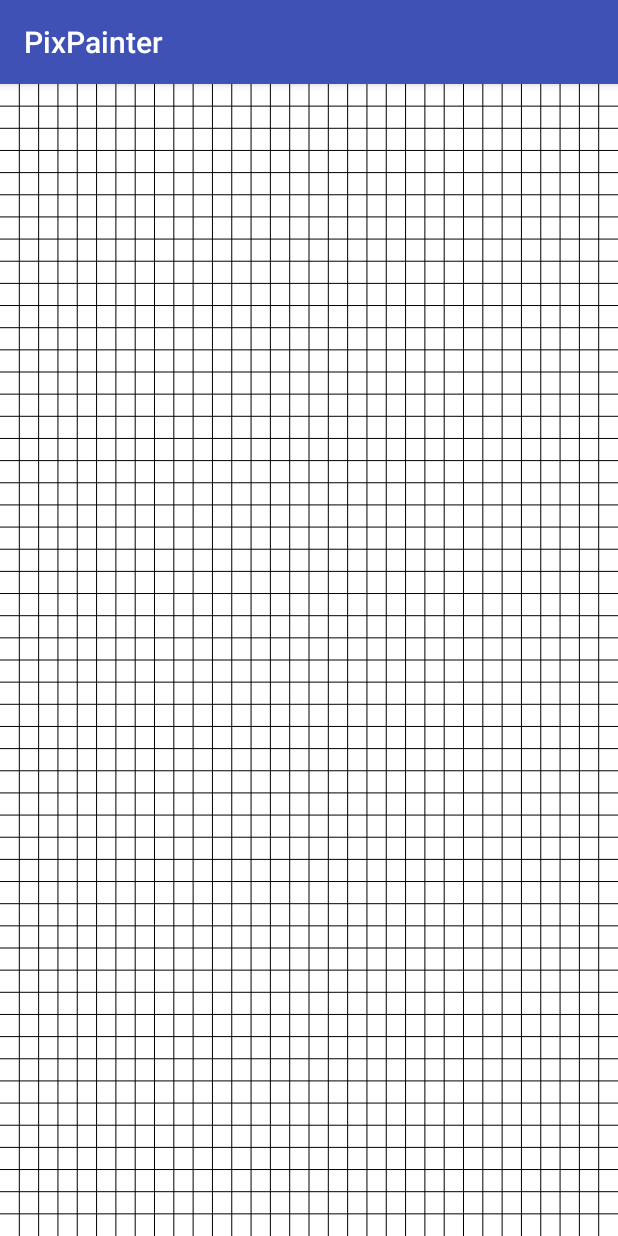
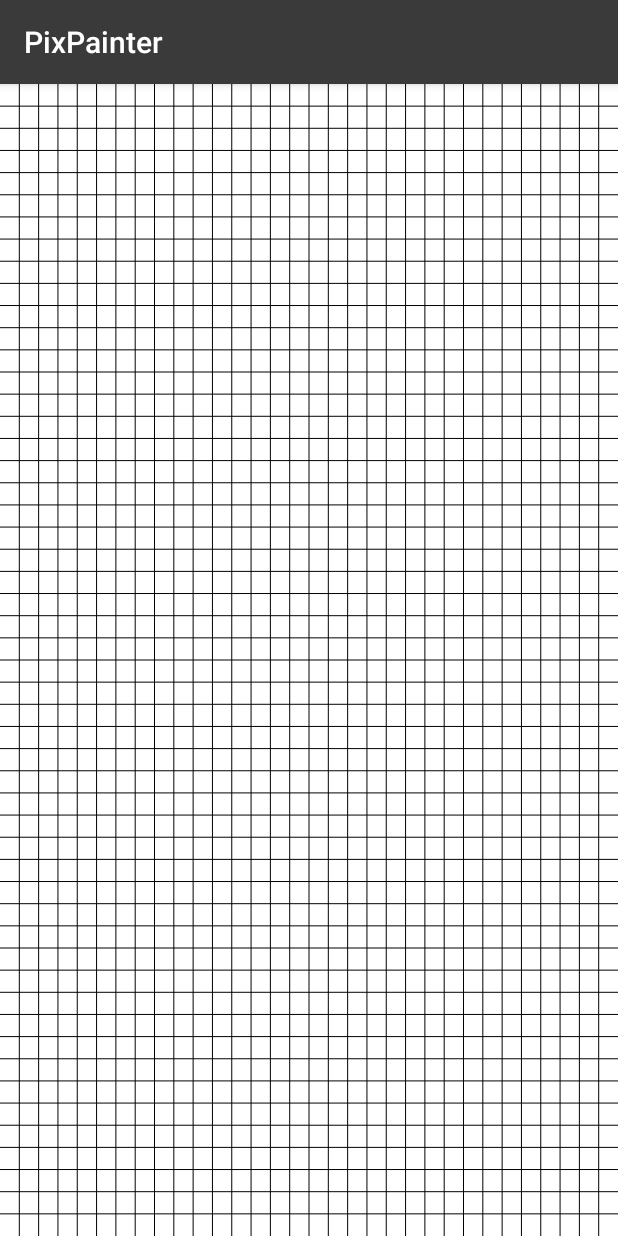
Before and after one commit to juusojpak/PixPainter, an Android app: the screen it shows after launch (MainActivity), on a phone screen of 412 x 824 dp. Run offline under Robolectric (Android 15) with nearby library versions, the phone set to English and light mode, and no system bars.

Commit message:
Edit styles.xml.

```diff
--- a/app/src/main/res/values/styles.xml
+++ b/app/src/main/res/values/styles.xml
@@ -3,9 +3,9 @@
     <!-- Base application theme. -->
     <style name="AppTheme" parent="Theme.AppCompat.Light.DarkActionBar">
         <!-- Customize your theme here. -->
-        <item name="colorPrimary">@color/colorPrimary</item>
-        <item name="colorPrimaryDark">@color/colorPrimaryDark</item>
-        <item name="colorAccent">@color/colorAccent</item>
+        <item name="colorPrimary">#3a3a3a</item>
+        <item name="colorPrimaryDark">#2b2b2b</item>
+        <item name="colorAccent">#fffb35</item>
     </style>
 
 </resources>
```
